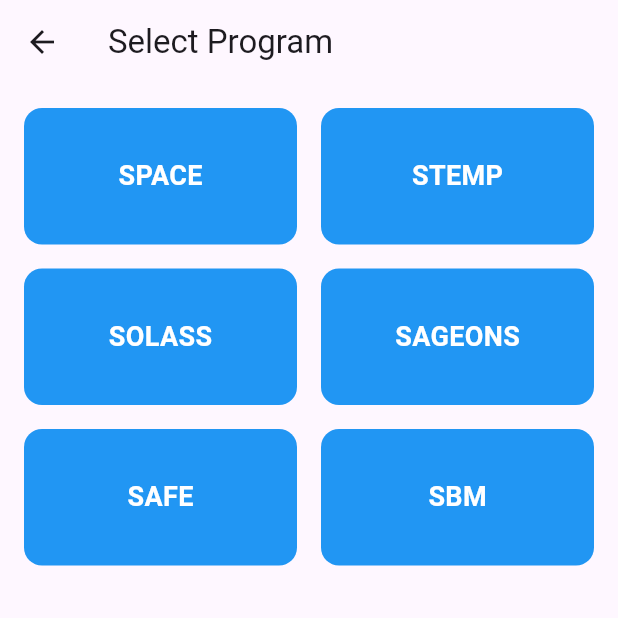
After one commit to shivyaKumar/cs415_project, a Flutter app: the CourseSelectionPage screen opened by its route, on a phone screen of 412 x 824 dp, the top half of it. The commit adds this screen. Run offline on Flutter 3.47's test engine with Material 3 defaults, Android fonts, the phone set to English and light mode, and no system bars; our stand-ins replace file_picker, flutter_svg, shared_preferences; accounts and stored records are empty.

Commit message:
Add models for Program, Year, and Course; implement theme provider and local storage
Signed-off-by: Jayshil Singh <73098830+Jayshil-Singh@users.noreply.github.com>

```diff
--- a/lib/main.dart
+++ b/lib/main.dart
@@ -1,28 +1,44 @@
 import 'package:cs415_project/SAS/homeStaff.dart';
 import 'package:cs415_project/SAdminPages/SASManage.dart';
 import 'package:flutter/material.dart';
+import 'package:provider/provider.dart';
+import 'package:cs415_project/theme_provider.dart';
 
 import 'SAdminPages/SAdminHome.dart';
 import 'SAS/homeSAS.dart';
-import 'homepage.dart';
+import 'student/homepage.dart';
 import 'login.dart';
-import 'studentprofile.dart'; // Make sure Profile is imported
+import 'student/studentprofile.dart';
+import 'student/course_selection_page.dart';
+import 'student/enrollment_page.dart';
+import 'services/xml_parser.dart';
+import 'models/program_level_model.dart';
+import 'student/sageons.dart';
 
 
-void main() {
-  runApp(const MyApp());
+void main() async{
+  WidgetsFlutterBinding.ensureInitialized();
+  List<ProgramLevel> programLevels = await loadProgramsFromXML('assets/SAGEONS_2.xml');
+
+  runApp(
+    ChangeNotifierProvider(
+      create: (context) => ThemeProvider(),
+      child: MyApp(programLevels: programLevels),
+    ),
+  );
 }
 
 class MyApp extends StatelessWidget {
-  const MyApp({super.key});
+  final List<ProgramLevel> programLevels;
+  const MyApp({super.key, required this.programLevels});
 
   @override
   Widget build(BuildContext context) {
+    final themeProvider = Provider.of<ThemeProvider>(context);
+
     return MaterialApp(
       title: 'USP Student Management',
-      theme: ThemeData(
-        primarySwatch: Colors.indigo,
-      ),
+      theme: themeProvider.isDarkMode ? ThemeData.dark() : ThemeData.light(),
       // Define initial route and app routes.
       initialRoute: '/',
       routes: {
@@ -33,6 +49,9 @@ class MyApp extends StatelessWidget {
         '/sas_manage': (context) => const SASManage(), // Make sure SASManage is imported
         '/homeStaff': (context) => HomeStaff(),  // Make sure HomeStaff is imported
         '/profile': (context) => Profile(),
+        '/course_selection': (context) => CourseSelectionPage(),
+        '/enrollment': (context) => EnrollmentPage(),
+        '/sageons': (context) => SageonsPage(programLevels: programLevels),
       },
     );
   }
--- /dev/null
+++ b/lib/models/program_level_model.dart
@@ -0,0 +1,9 @@
+import 'program_model.dart';
+
+class ProgramLevel {
+  final String name;
+  final List<Program> programs;
+
+
+  ProgramLevel({required this.name, required this.programs});
+}
--- /dev/null
+++ b/lib/models/program_model.dart
@@ -0,0 +1,8 @@
+import 'year_model.dart';
+
+class Program {
+  final String name;
+  final List<Year> years;
+
+  Program({required this.name, required this.years});
+}
--- /dev/null
+++ b/lib/models/year_model.dart
@@ -0,0 +1,8 @@
+import 'course_model.dart';
+
+class Year {
+  final int yearNumber;
+  final List<Course> courses;
+
+  Year({required this.yearNumber, required this.courses});
+}
--- /dev/null
+++ b/lib/student/course_selection_page.dart
@@ -0,0 +1,54 @@
+import 'package:flutter/material.dart';
+
+class CourseSelectionPage extends StatelessWidget {
+  const CourseSelectionPage({super.key});
+
+  void navigateTo(BuildContext context, String programName) {
+    switch (programName) {
+      case 'SAGEONS':
+        Navigator.pushNamed(context, '/sageons');
+        break;
+      // Add other pages when available
+      default:
+        ScaffoldMessenger.of(context).showSnackBar(
+          SnackBar(content: Text('$programName page is under development!')),
+        );
+    }
+  }
+
+  @override
+  Widget build(BuildContext context) {
+    final List<String> programs = ['SPACE', 'STEMP', 'SOLASS', 'SAGEONS', 'SAFE', 'SBM'];
+
+    return Scaffold(
+      appBar: AppBar(title: Text("Select Program")),
+      body: GridView.builder(
+        padding: EdgeInsets.all(16),
+        gridDelegate: SliverGridDelegateWithFixedCrossAxisCount(
+          crossAxisCount: 2,
+          crossAxisSpacing: 16,
+          mainAxisSpacing: 16,
+          childAspectRatio: 2,
+        ),
+        itemCount: programs.length,
+        itemBuilder: (context, index) {
+          return GestureDetector(
+            onTap: () => navigateTo(context, programs[index]),
+            child: Container(
+              decoration: BoxDecoration(
+                color: Colors.blue,
+                borderRadius: BorderRadius.circular(12),
+              ),
+              child: Center(
+                child: Text(
+                  programs[index],
+                  style: TextStyle(color: Colors.white, fontSize: 18, fontWeight: FontWeight.bold),
+                ),
+              ),
+            ),
+          );
+        },
+      ),
+    );
+  }
+}
--- a/lib/homepage.dart
+++ b/lib/student/homepage.dart
@@ -131,7 +131,9 @@ class Homepage extends StatelessWidget {
                         _buildDashboardCard(Icons.person, 'Student Profile', () {
                           Navigator.pushNamed(context, '/profile');
                         }),
-                        _buildDashboardCard(Icons.book, 'Courses', () {}),
+                        _buildDashboardCard(Icons.book, 'Courses', () {
+                          Navigator.pushNamed(context, '/course_selection');
+                        }),
                         _buildDashboardCard(Icons.event, 'Exams', () {}),
                         _buildDashboardCard(Icons.bar_chart, 'Results', () {}),
                         _buildDashboardCard(Icons.settings, 'Settings', () {}),
--- /dev/null
+++ b/lib/theme_provider.dart
@@ -0,0 +1,12 @@
+import 'package:flutter/material.dart';
+
+class ThemeProvider extends ChangeNotifier {
+  bool _isDarkMode = false;
+
+  bool get isDarkMode => _isDarkMode;
+
+  void toggleTheme() {
+    _isDarkMode = !_isDarkMode;
+    notifyListeners();
+  }
+}
```
Also changed, not shown: lib/models/course_model.dart (added, +7 -0 lines), lib/services/local_storage.dart (added, +15 -0 lines), lib/services/xml_parser.dart (added, +58 -0 lines), lib/student/enrollment_page.dart (added, +71 -0 lines), lib/student/sageons.dart (added, +171 -0 lines), pubspec.yaml (+9 -7 lines), lib/student/studentprofile.dart (renamed from lib/studentprofile.dart), pubspec.lock, 3 other files.
